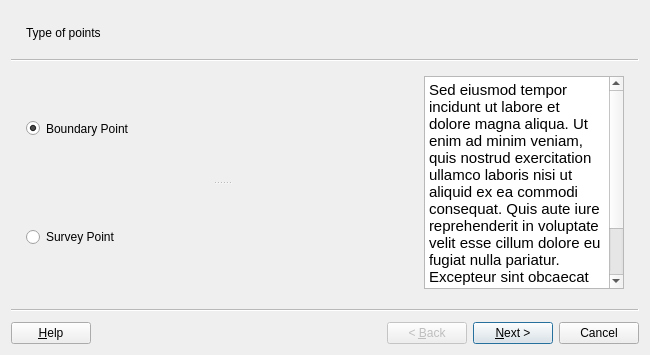
This is asistente_ladm_col/ui/wiz_add_points_cadastre.ui in SwissTierrasColombia/Asistente-LADM-COL as Qt 5 draws it before an edit. The edited form follows.
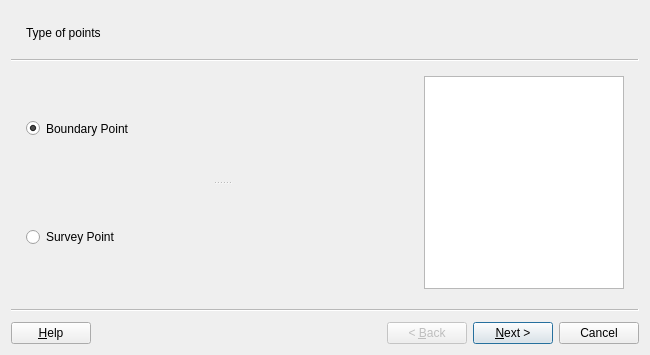
This is the edited form.

Diff of the .ui file:
```diff
--- a/asistente_ladm_col/ui/wiz_add_points_cadastre.ui
+++ b/asistente_ladm_col/ui/wiz_add_points_cadastre.ui
@@ -60,7 +60,7 @@
 &lt;html&gt;&lt;head&gt;&lt;meta name=&quot;qrichtext&quot; content=&quot;1&quot; /&gt;&lt;style type=&quot;text/css&quot;&gt;
 p, li { white-space: pre-wrap; }
 &lt;/style&gt;&lt;/head&gt;&lt;body style=&quot; font-family:'Ubuntu'; font-size:11pt; font-weight:400; font-style:normal;&quot;&gt;
-&lt;p style=&quot; margin-top:0px; margin-bottom:0px; margin-left:0px; margin-right:0px; -qt-block-indent:0; text-indent:0px;&quot;&gt;Sed eiusmod tempor incidunt ut labore et dolore magna aliqua. Ut enim ad minim veniam, quis nostrud exercitation ullamco laboris nisi ut aliquid ex ea commodi consequat. Quis aute iure reprehenderit in voluptate velit esse cillum dolore eu fugiat nulla pariatur. Excepteur sint obcaecat cupiditat non proident, sunt in culpa qui officia deserunt mollit anim id est laborum.&lt;/p&gt;&lt;/body&gt;&lt;/html&gt;</string>
+&lt;p style=&quot;-qt-paragraph-type:empty; margin-top:0px; margin-bottom:0px; margin-left:0px; margin-right:0px; -qt-block-indent:0; text-indent:0px;&quot;&gt;&lt;br /&gt;&lt;/p&gt;&lt;/body&gt;&lt;/html&gt;</string>
       </property>
      </widget>
     </item>
```
Left out of the diff: 1 changed line with no effect on the pictures.
